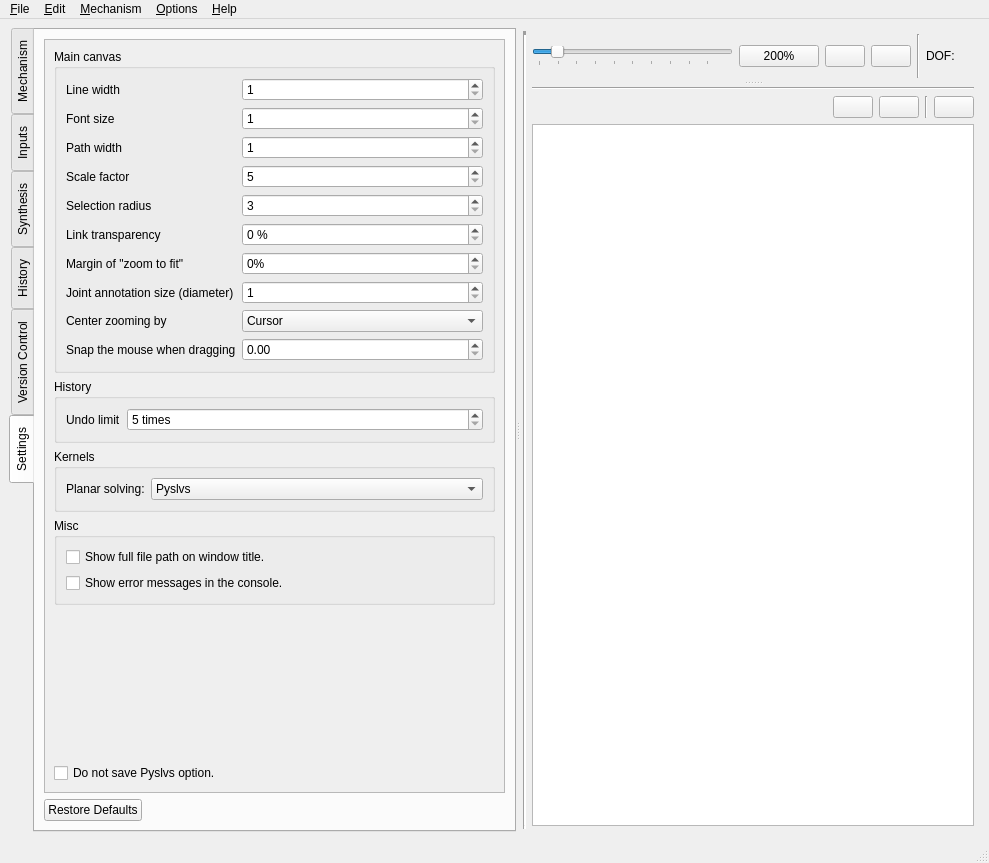
This is core/main.ui in KmolYuan/Pyslvs-UI as Qt 5 draws it before an edit. The edited form follows.
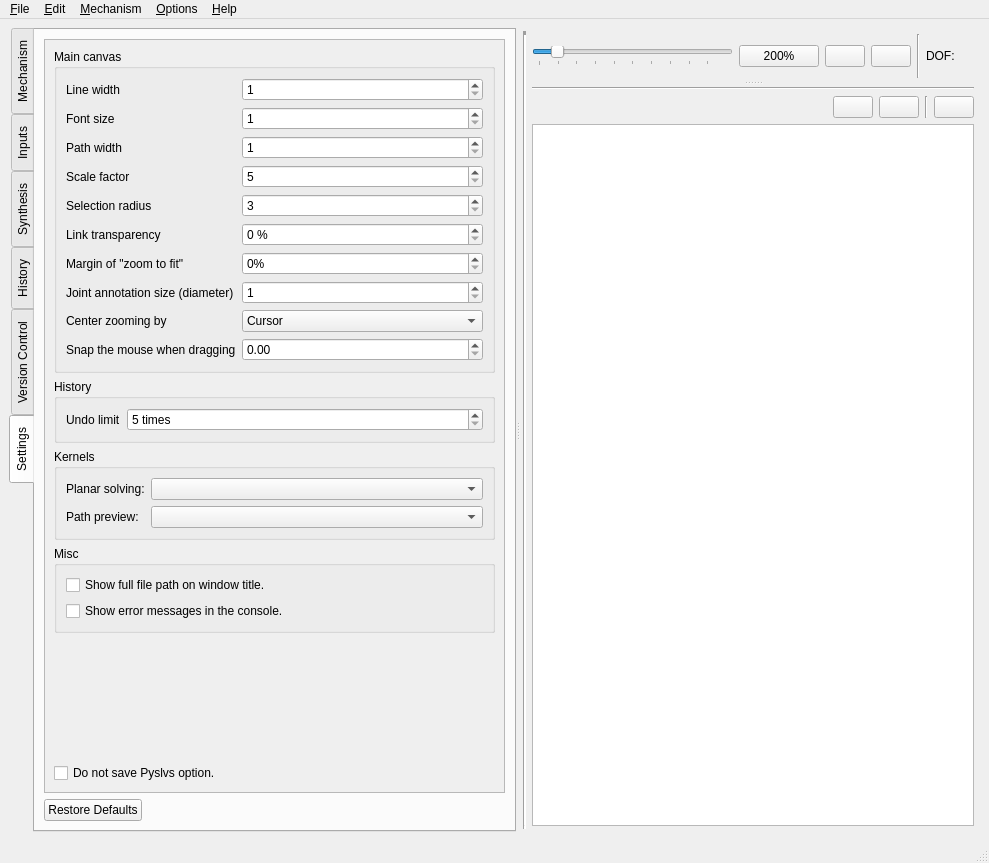
This is the edited form. The open tabs and pages were chosen to show the change. Icons and pictures are not drawn.

Commit message: Add path preview kernel option.

The edit to the form file:
```diff
--- a/core/main.ui
+++ b/core/main.ui
@@ -782,24 +782,18 @@
                      </widget>
                     </item>
                     <item row="0" column="1">
-                     <widget class="QComboBox" name="planarsolver_option">
-                      <item>
-                       <property name="text">
-                        <string>Pyslvs</string>
-                       </property>
-                      </item>
-                      <item>
+                     <widget class="QComboBox" name="planarsolver_option"/>
+                    </item>
+                    <item row="1" column="0">
+                     <widget class="QLabel" name="label">
                        <property name="text">
-                        <string>Python-Solvespace</string>
-                       </property>
-                      </item>
-                      <item>
-                       <property name="text">
-                        <string>Sketch Solve</string>
-                       </property>
-                      </item>
+                       <string>Path preview:</string>
+                      </property>
                      </widget>
                     </item>
+                    <item row="1" column="1">
+                     <widget class="QComboBox" name="pathpreview_option"/>
+                    </item>
                    </layout>
                   </widget>
                  </item>
```
Lines whose indentation alone changed are shown as unchanged. The commit also changes 5 other files.
